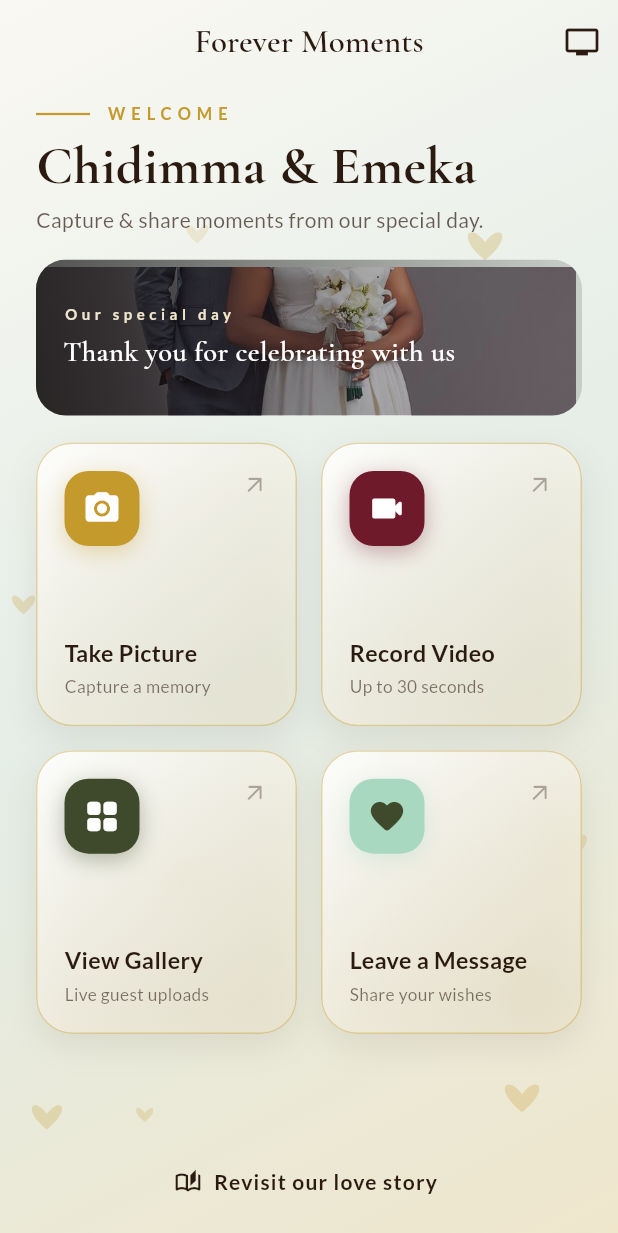
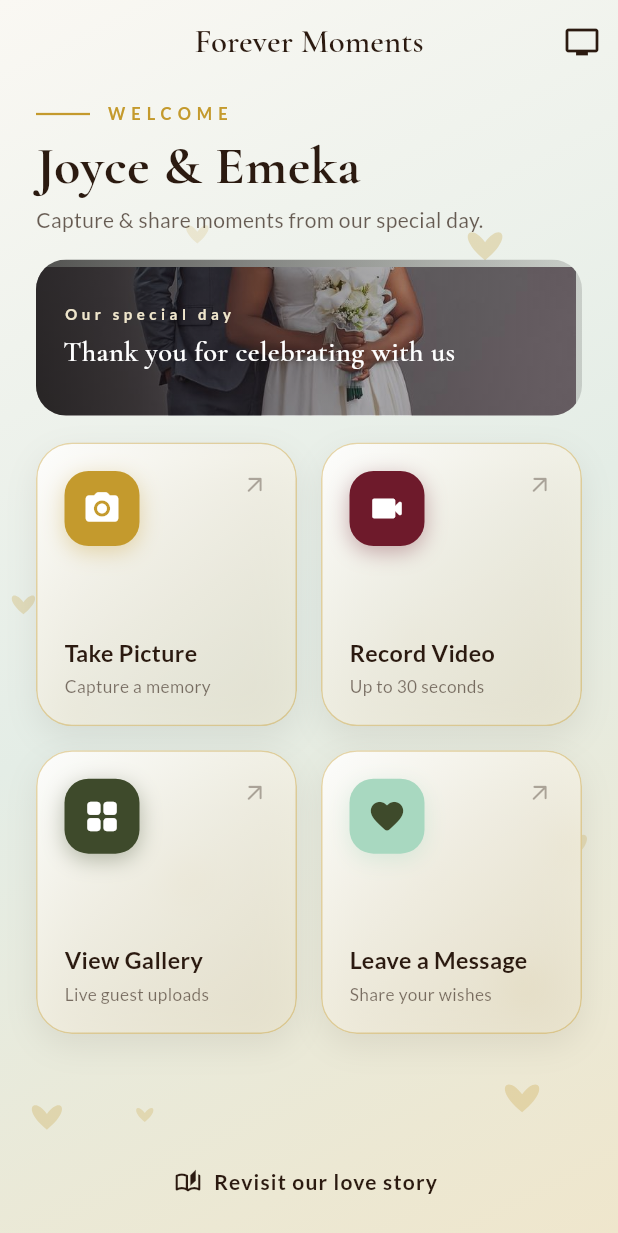
Before and after one commit to ucheeme/EmekaChidimmaWedding, a Flutter app: the HomeScreen screen opened by its route, on a phone screen of 412 x 824 dp. Shown: the top 1233 px of the screen. Run offline on Flutter 3.47's test engine with Material 3 defaults, Android fonts, the phone set to English and light mode, and no system bars; drawn by our look-alikes of flutter_animate; our stand-ins replace animated_text_kit, cached_network_image, cloud_firestore, cloud_functions, connectivity_plus, cross_file and 15 more; accounts and stored records are empty.

Commit message:
Set couple name to Joyce & Emeka
Co-authored-by: Cursor <cursoragent@cursor.com>

```diff
--- a/lib/core/config/wedding_config.dart
+++ b/lib/core/config/wedding_config.dart
@@ -4,7 +4,7 @@ class WeddingConfig {
   const WeddingConfig._();
 
   static const String groomName = 'Emeka';
-  static const String brideName = 'Chidimma';
+  static const String brideName = 'Joyce';
 
   /// Used in Firestore queries and Storage paths.
   static const String weddingId = 'emeka-wedding-2026';
```
Also changed, not shown: assets/qr/guest_entry_card.png, assets/qr/guest_entry_card_dark.png, assets/qr/guest_entry_card_photo.png, assets/qr/guest_entry_card_square.png.
